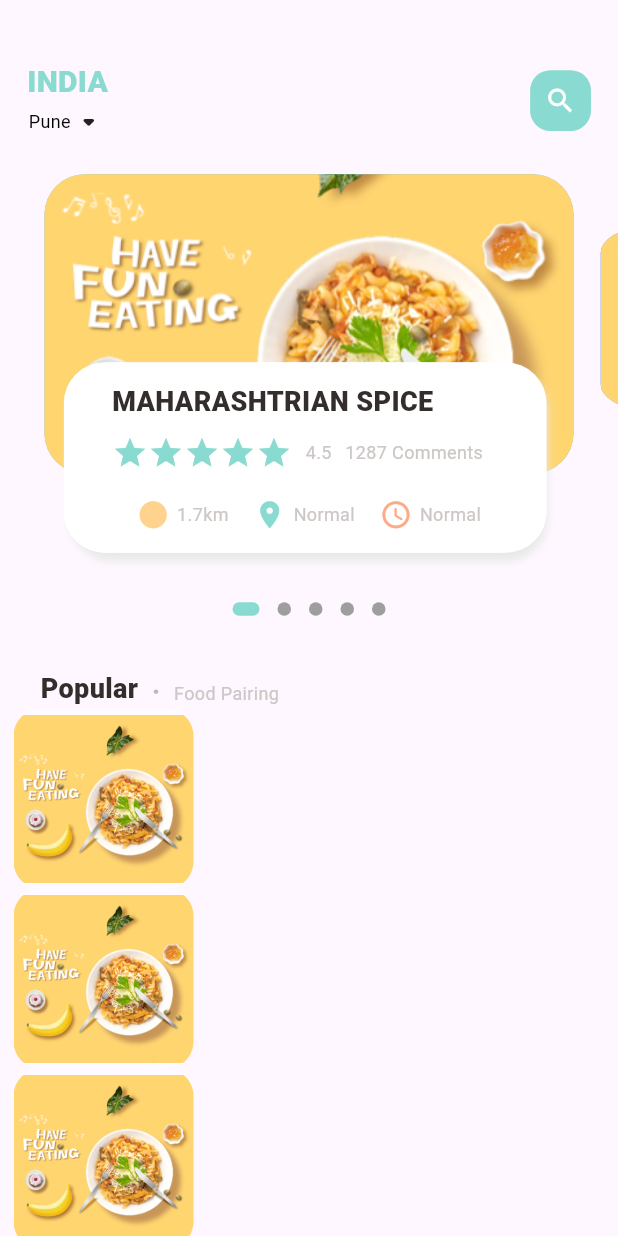
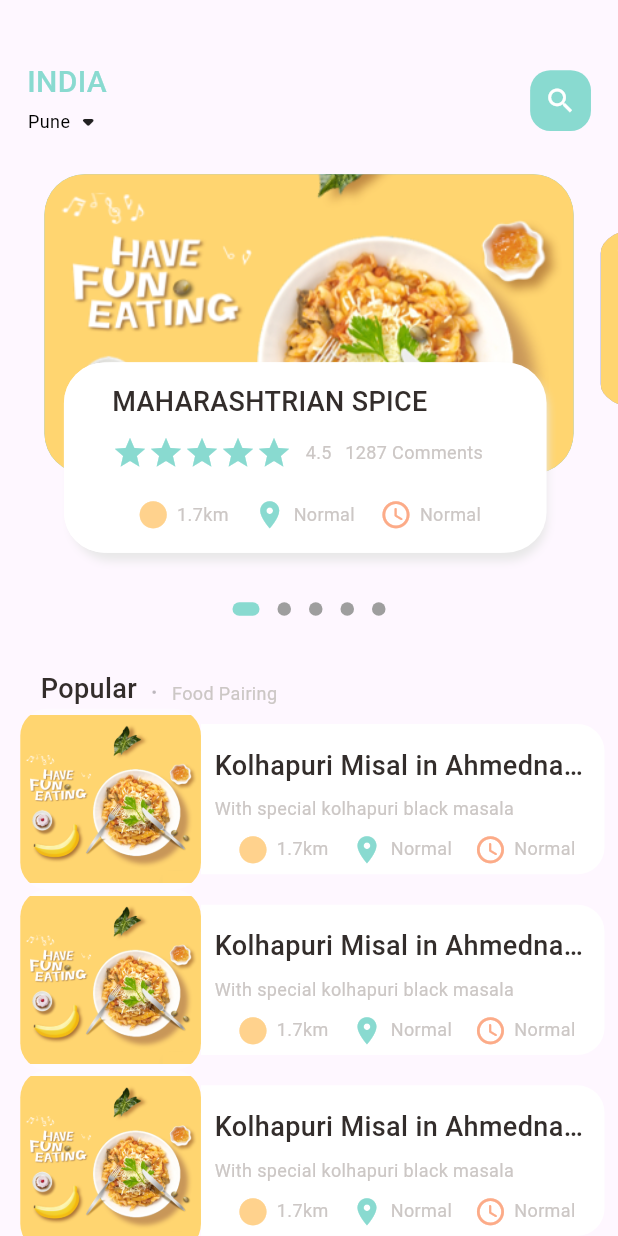
Before and after one commit to shreywhatt/STRATOS-CAFE, a Flutter app: the screen it shows after launch, on a phone screen of 412 x 824 dp. Run offline on Flutter 3.47's test engine with Material 3 defaults, Android fonts, the phone set to English and light mode, and no system bars; drawn by our look-alikes of dots_indicator; our stand-ins replace get.

Commit message:
Creating the second section of Main Food Page - Popular Items

```diff
--- a/lib/home/food_page_body.dart
+++ b/lib/home/food_page_body.dart
@@ -86,36 +86,79 @@ class _FoodPageBodyState extends State<FoodPageBody> {
           ),
         ),
 
-        //List of Foods and images
-        Container(
-          height: 700,
-          child: ListView.builder(
+        // Parent Container for Popular List of Foods and images
+
+    ListView.builder(
             physics: NeverScrollableScrollPhysics(),
-            //shrinkWrap: true,
+            shrinkWrap: true,
               itemCount: 10,
               itemBuilder: (context, index){
                 return Container(
                   margin: EdgeInsets.only(left: Dimensions.width10, right: Dimensions.width10,),
                   child: Row(
                     children: [
+                      //Container for the items under popular food pairing section
                       Container(
-                        width: 120,
-                        height: 120,
+                        margin: EdgeInsets.only(left: Dimensions.width5),
+                        width:  Dimensions.listViewImgSize,
+                        height: Dimensions.listViewImgSize,
                         decoration: BoxDecoration(
                             borderRadius: BorderRadius.circular(Dimensions.radius20),
                             color: Colors.white38,
                             image: DecorationImage(image: AssetImage("assets/image/food0.png"))
 
                         ),
-                      )
+                      ),
+
+                      //Text container for the food items under the Popular section
+                      Expanded(
+                          child: Container(
+                              height: Dimensions.listViewTextContSize,
+                            decoration: BoxDecoration(
+                              borderRadius: BorderRadius.only(
+                                topRight: Radius.circular(Dimensions.radius20),
+                                bottomRight: Radius.circular(Dimensions.radius20)
+                            ),
+                            color: Colors.white,
+                          ),
+                          child: Padding(padding: EdgeInsets.only(
+                              left: Dimensions.width10, top: Dimensions.height10, right: Dimensions.width5),
+                            child: Column(
+                              mainAxisAlignment: MainAxisAlignment.center,
+                              crossAxisAlignment: CrossAxisAlignment.start,
+
+                              children: [
+                                BigTexts(text: "Kolhapuri Misal in Ahmednagar"),
+                                SizedBox(height: Dimensions.height10,),
+                                SmallTexts(text: "With special kolhapuri black masala"),
+                                SizedBox(height: Dimensions.height10,),
+                                Row(
+                                  mainAxisAlignment: MainAxisAlignment.spaceEvenly,
+                                  children: [
+                                    IconAndTextWidget(icon: Icons.circle_sharp,
+                                      text: "1.7km",
+                                      iconColor: AppColors.iconColor1,),
+                                    IconAndTextWidget(icon: Icons.location_on,
+                                      text: "Normal",
+                                      iconColor: AppColors.mainColor,),
+                                    IconAndTextWidget(icon: Icons.access_time_rounded,
+                                      text: "Normal",
+                                      iconColor: AppColors.iconColor2,)
+                                  ],
+                                )
+                                ],
+                              ),
+                              //third row of smaller box having three more columns - location time etc
+
+
+                            ),
+                      ))
                     ],
                   ),
                 );
 
               }),
-        )
-
-      ],
+              ],
     );
   }
   Widget _buildPageItem(int index)
--- a/lib/home/main_food_page.dart
+++ b/lib/home/main_food_page.dart
@@ -16,7 +16,14 @@ class MainFoodPage extends StatefulWidget {
 class _MainFoodPageState extends State<MainFoodPage> {
   @override
   Widget build(BuildContext context) {
-    print("current height is${MediaQuery.of(context).size.height}");
+    // Get screen dimensions
+    double screenWidth = MediaQuery.of(context).size.width;
+    double screenHeight = MediaQuery.of(context).size.height;
+
+    // Print to console
+    print('Screen Width: $screenWidth');
+    print('Screen Height: $screenHeight');
+
     return Scaffold(
       body: Column(
         children: [
--- a/lib/utils/dimensions.dart
+++ b/lib/utils/dimensions.dart
@@ -1,3 +1,6 @@
+
+//height of screen - 914.2857142857143
+// width of the screen is 411.42857142857144
 import 'package:get/get.dart';
 class Dimensions{
   static double screenHeight = Get.context!.height;
@@ -8,6 +11,7 @@ class Dimensions{
   static double pageViewTextContainer = screenHeight/6.5;
 
   //dynamic height padding and margin
+  static double height5 = screenHeight/183;
   static double height10 = screenHeight/91.42;
   static double height15 = screenHeight/60.95;
   static double height20 = screenHeight/45.714;
@@ -16,6 +20,7 @@ class Dimensions{
 
 
   //dynamic width padding and margin
+  static double width5 = screenHeight/183;
   static double width10 = screenHeight/91.42;
   static double width15 = screenHeight/60.95;
   static double width20 = screenHeight/45.714;
@@ -32,6 +37,9 @@ class Dimensions{
   //iconsize
   static double iconsize24 = screenHeight/38.1;
 
+  //list view size
+  static double listViewImgSize = screenWidth/3.42;
+  static double listViewTextContSize = screenWidth/4.11;
 
 
 
--- a/lib/widgets/big_texts.dart
+++ b/lib/widgets/big_texts.dart
@@ -24,7 +24,7 @@ class BigTexts extends StatelessWidget {
         fontFamily: 'Roboto',
         color: color,
         fontSize: size==0 ?Dimensions.font20:size,
-        fontWeight: FontWeight.w800,
+        fontWeight: FontWeight.w500,
       ),
 
     );
```
